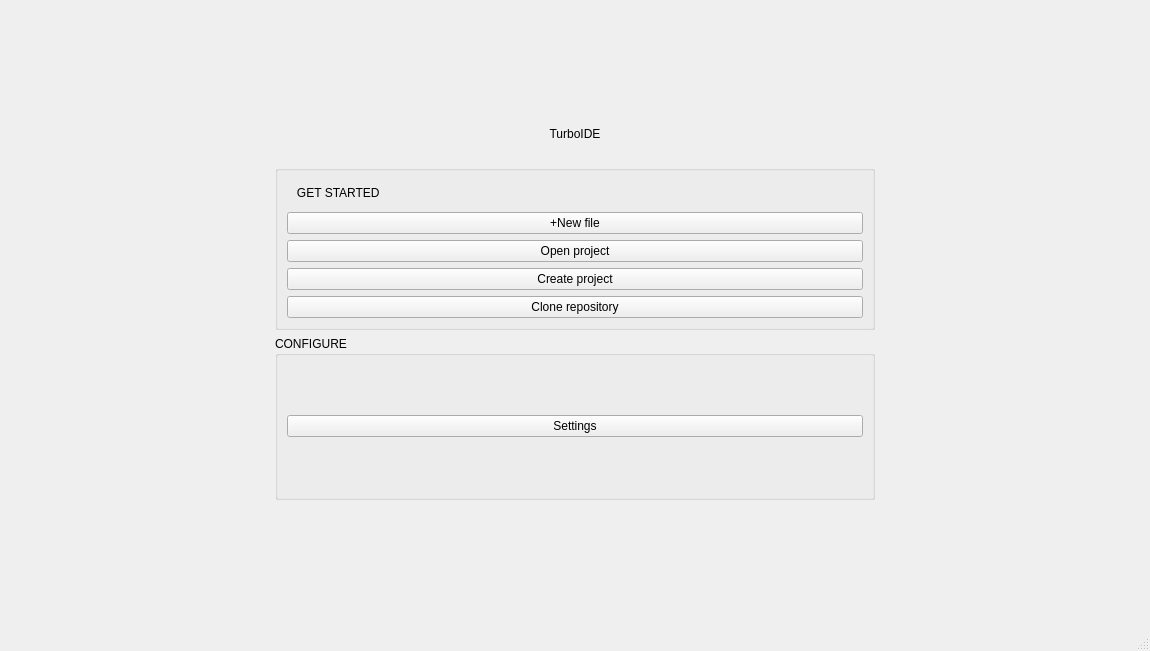
The window that mainwindow.ui (rocksteady591/TurboIDE) describes before a commit, drawn with Qt 5.
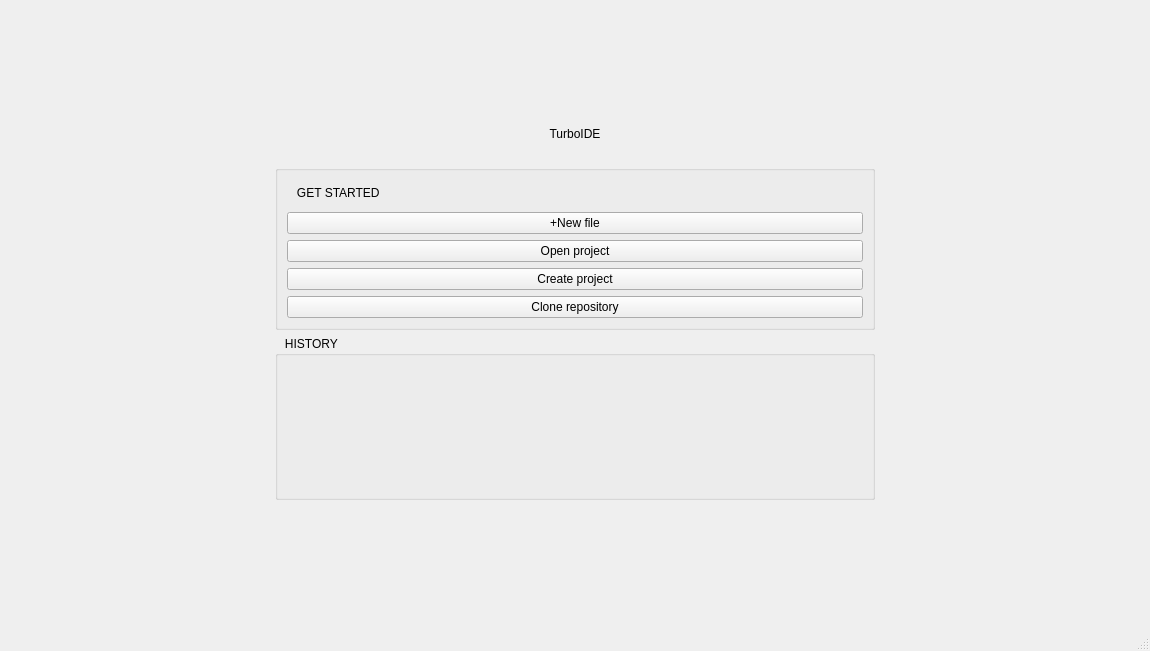
The same window after the commit. Icons and pictures are not drawn.

```diff
--- a/mainwindow.ui
+++ b/mainwindow.ui
@@ -114,17 +114,9 @@
       <item row="1" column="0">
        <widget class="QGroupBox" name="gb_config">
         <property name="title">
-         <string>CONFIGURE</string>
+         <string>   HISTORY</string>
         </property>
-        <layout class="QVBoxLayout" name="verticalLayout_4">
-         <item>
-          <widget class="QPushButton" name="pb_settings">
-           <property name="text">
-            <string>Settings</string>
-           </property>
-          </widget>
-         </item>
-        </layout>
+        <layout class="QVBoxLayout" name="verticalLayout_6"/>
        </widget>
       </item>
      </layout>
```
Left out of the diff: 2 changed lines with no effect on the pictures.
